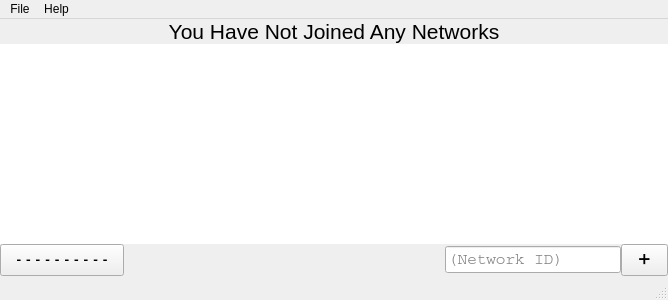
Qt form ZeroTierUI/mainwindow.ui (zerotier/ZeroTierOne) before a commit.
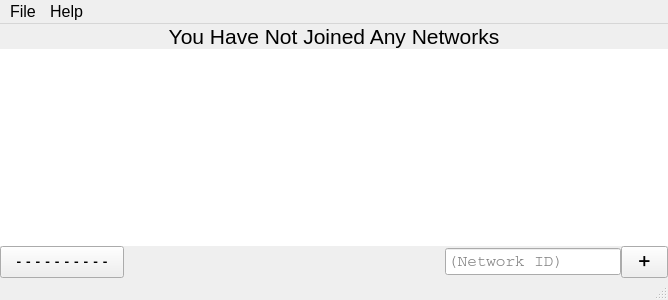
The same form after that commit. Icons and pictures are not drawn.

Commit message: Windows UI appearance fixes (font issue, etc.) and fix to WinSock init on GUI client.

The edit to the form file:
```diff
--- a/ZeroTierUI/mainwindow.ui
+++ b/ZeroTierUI/mainwindow.ui
@@ -230,9 +230,14 @@
      <x>0</x>
      <y>0</y>
      <width>668</width>
-     <height>18</height>
+     <height>24</height>
     </rect>
    </property>
+   <property name="font">
+    <font>
+     <pointsize>12</pointsize>
+    </font>
+   </property>
    <property name="layoutDirection">
     <enum>Qt::LeftToRight</enum>
    </property>
@@ -255,7 +260,7 @@
   <widget class="QStatusBar" name="statusBar">
    <property name="font">
     <font>
-     <pointsize>12</pointsize>
+     <pointsize>10</pointsize>
     </font>
    </property>
   </widget>
```
Left out of the diff: 10 changed lines with no effect on the pictures. The commit also changes 8 other files.
